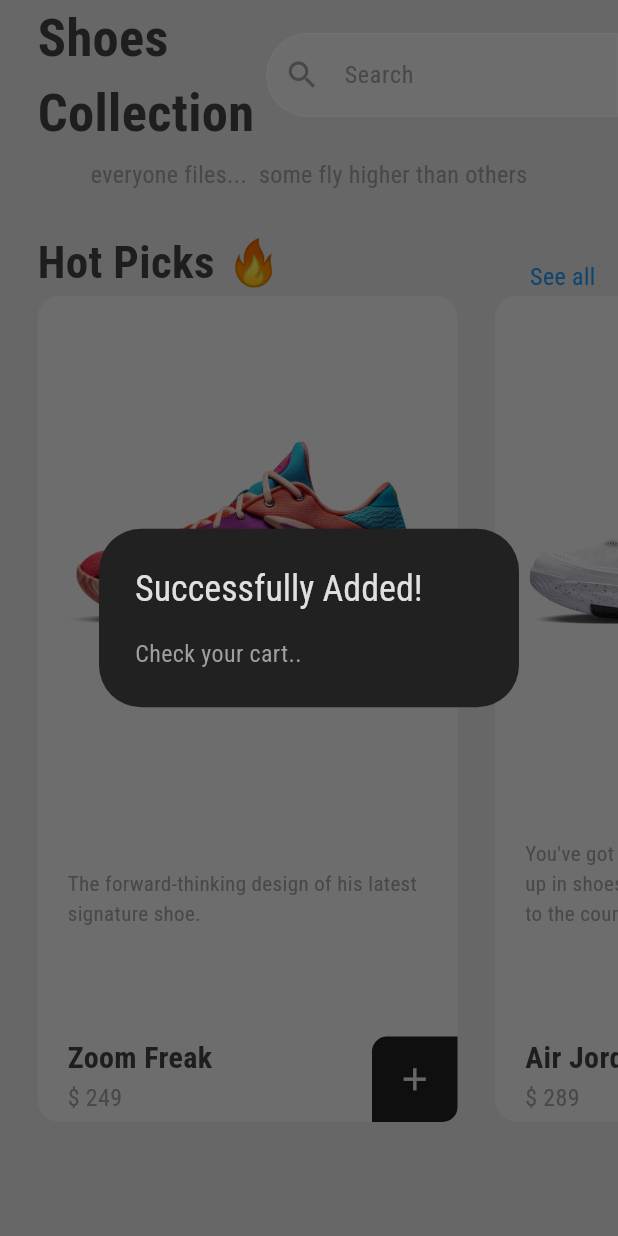
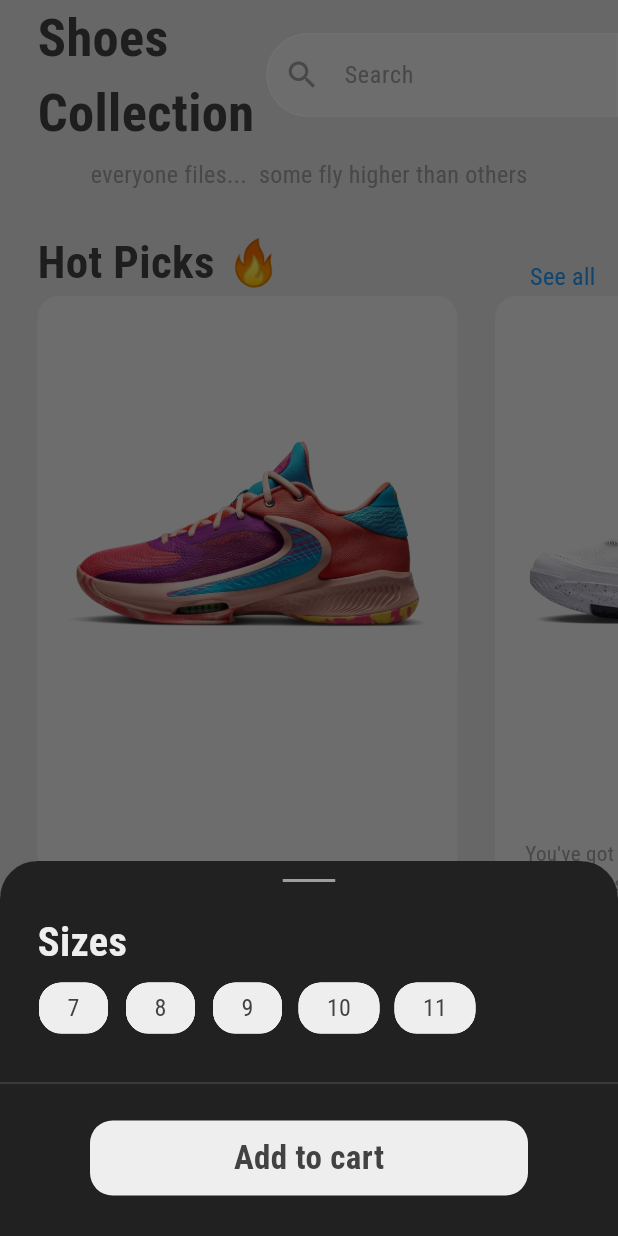
Before and after one commit to AbeerPanwar/E-Commerce-App-Frontend, a Flutter app: the ShopPage widget shown alone on an empty page, opened directly, after a tap on the "add" icon, on a phone screen of 412 x 824 dp. Run offline on Flutter 3.47's test engine with Material 3 defaults, Android fonts, the phone set to English and light mode, and no system bars; our stand-ins replace google_nav_bar.

Commit message:
added a size selection bottom sheet

```diff
--- a/lib/items/cart_tile.dart
+++ b/lib/items/cart_tile.dart
@@ -43,12 +43,26 @@ class _CartTileState extends State<CartTile> {
               color: Colors.grey.shade800,
             ),
           ),
-          subtitle: Text(
-            '\$ ${widget.shoe.price}',
-            style: TextStyle(
-              fontSize: 14,
-              color: Colors.grey.shade500,
-            ),
+          subtitle: Row(
+            children: [
+              Text(
+                '\$ ${widget.shoe.price}',
+                style: TextStyle(
+                  fontSize: 14,
+                  color: Colors.grey.shade500,
+                ),
+              ),
+              SizedBox(
+                width: 30,
+              ),
+              Text(
+                'Size: ${widget.shoe.size}',
+                style: TextStyle(
+                  fontSize: 14,
+                  color: Colors.grey.shade500,
+                ),
+              )
+            ],
           ),
           trailing: IconButton(
             onPressed: () {
--- /dev/null
+++ b/lib/items/size_tile.dart
@@ -0,0 +1,71 @@
+import 'package:e_commerce_app/models/cart.dart';
+import 'package:e_commerce_app/models/shoe.dart';
+import 'package:flutter/material.dart';
+import 'package:provider/provider.dart';
+
+class SizeTile extends StatefulWidget {
+  final Shoe shoe;
+  const SizeTile({
+    super.key,
+    required this.shoe,
+  });
+
+
+  @override
+  State<SizeTile> createState() => _SizeTileState();
+}
+
+class _SizeTileState extends State<SizeTile> {
+
+  final List<String> sizes = ['7','8','9','10','11',];
+  late String selectedSize;
+
+
+  @override
+  void initState() {
+    super.initState();
+    selectedSize = '0';
+  }
+
+  @override
+  Widget build(BuildContext context) {
+    return Consumer<Cart>(builder:(context, value, child) =>  SizedBox(
+      height: 50,
+      child: ListView.builder(
+        scrollDirection: Axis.horizontal,
+        itemCount: sizes.length,
+        itemBuilder:(context, index) {
+          final size = sizes[index];
+          return Padding(
+            padding: const EdgeInsets.only(left: 10),
+            child: GestureDetector(
+              onTap: () {
+                setState(() {
+                  selectedSize = size;
+                  Provider.of<Cart>(context, listen: false).addSize(widget.shoe ,selectedSize);
+                });
+              },
+              child: Chip(
+                padding: EdgeInsets.symmetric(horizontal: 10,),
+                backgroundColor: selectedSize == size? Color.fromRGBO(254, 206, 1, 1) : Colors.grey.shade200,
+                side: BorderSide(
+                  color: selectedSize == size? Color.fromRGBO(254, 206, 1, 1) : Colors.grey.shade200,
+                ),
+                shape: RoundedRectangleBorder(
+                  borderRadius: BorderRadiusGeometry.circular(15),
+                ),
+                label: Text(
+                  size,
+                ),
+                labelStyle: TextStyle(
+                  fontSize: 16,
+                  color: Colors.grey.shade800,
+                ),
+              ),
+            ),
+          );
+        },
+      ),
+    ),);
+  }
+}
--- a/lib/models/cart.dart
+++ b/lib/models/cart.dart
@@ -10,6 +10,7 @@ class Cart extends ChangeNotifier {
         price: '249',
         imagePath: 'assets/images/Zoom freak.jpg',
         imageSize: 300,
+        size: '0',
       ),
       Shoe(
         description: 'You\'ve got the hops and the speed-lace up in shoes that enhance what you bring to the court',
@@ -17,6 +18,7 @@ class Cart extends ChangeNotifier {
         price: '289',
         imagePath: 'assets/images/Air Jordan.jpg',
         imageSize: 280,
+        size: '0',
       ),
       Shoe(
         description: 'A secure midfoot strap is suited for scoring binges and defensive stands, so that you can lock in and keep winning',
@@ -24,6 +26,7 @@ class Cart extends ChangeNotifier {
         price: '299',
         imagePath: 'assets/images/KD Treys.jpg',
         imageSize: 280,
+        size: '0',
       ),
       Shoe(
         description: 'Bouncy cushioning is paired with soft yet supportive foam for responsiveness and smooth heel to toe transition',
@@ -31,6 +34,7 @@ class Cart extends ChangeNotifier {
         price: '329',
         imagePath: 'assets/images/kyrie 6.jpg',
         imageSize: 280,
+        size: '0',
       ),
   ];
 
@@ -44,6 +48,11 @@ class Cart extends ChangeNotifier {
     return shoeCart;
   }
 
+  void addSize(Shoe shoe, String selectedSize){
+    shoe.size = selectedSize;
+    notifyListeners();
+  }
+
   void addCart(Shoe shoe){
     shoeCart.add(shoe);
     notifyListeners();
--- a/lib/models/shoe.dart
+++ b/lib/models/shoe.dart
@@ -3,12 +3,14 @@ class Shoe {
   final String price;
   final String imagePath;
   final String description;
+  String? size;
   final double? imageSize;
 
   Shoe({required this.name,
     required this.price,
     required this.imagePath,
     required this.description,
+    this.size,
     this.imageSize,
   });
 }
--- a/lib/pages/intro_page.dart
+++ b/lib/pages/intro_page.dart
@@ -61,7 +61,7 @@ class IntroPage extends StatelessWidget {
                 ),
               ),
             ),
-          )
+          ),
         ],
       ),
     );
--- a/lib/pages/shop_screen.dart
+++ b/lib/pages/shop_screen.dart
@@ -1,4 +1,5 @@
 import 'package:e_commerce_app/items/shoe_tile.dart';
+import 'package:e_commerce_app/items/size_tile.dart';
 import 'package:e_commerce_app/models/cart.dart';
 import 'package:e_commerce_app/models/shoe.dart';
 import 'package:flutter/material.dart';
@@ -12,6 +13,91 @@ class ShopPage extends StatefulWidget {
 }
 
 class _ShopPageState extends State<ShopPage> {
+
+  void showSelectSheet(Shoe shoe,){
+    showModalBottomSheet(
+      context: context,
+      builder: (BuildContext context) => Container(
+        decoration: BoxDecoration(
+          borderRadius: BorderRadius.only(topLeft: Radius.circular(25), topRight: Radius.circular(25),),
+          color: Colors.grey.shade900,
+        ),
+        height: 250,
+        child: Column(
+          crossAxisAlignment: CrossAxisAlignment.start,
+          children: [
+            Center(
+              child: Padding(
+                padding: const EdgeInsets.only(top: 12),
+                child: Container(
+                  height: 2,
+                  width: 35,
+                  color: Colors.grey.shade500,
+                ),
+              ),
+            ),
+            Padding(
+              padding: const EdgeInsets.only(left: 25, top: 20),
+              child: Text(
+                'Sizes',
+                style: TextStyle(
+                  color: Colors.grey.shade200,
+                  fontSize: 27,
+                  fontWeight: FontWeight.bold,
+                ),
+              ),
+            ),
+            Padding(
+              padding: const EdgeInsets.only(left: 15,),
+              child: SizeTile(shoe: shoe,),
+            ),
+            Divider(
+              height: 50,
+              color: Colors.grey.shade800,
+            ),
+            GestureDetector(
+              onTap: (){
+                if(shoe.size != '0'){
+                  Navigator.pop(context);
+                  addToCart(shoe);
+                }else{
+                  Navigator.pop(context);
+                  ScaffoldMessenger.of(context).showSnackBar(
+                    SnackBar(
+                      content: Text(
+                        'Please select a size'
+                      ),
+                    ),
+                  );
+                }
+              } ,
+              child: Center(
+                child: Container(
+                  width: MediaQuery.sizeOf(context).width - 120,
+                  height: 50,
+                  decoration: BoxDecoration(
+                    color: Colors.grey.shade200,
+                    borderRadius: BorderRadius.all(Radius.circular(15)),
+                  ),
+                  child: Center(
+                    child: Text(
+                      'Add to cart',
+                      style: TextStyle(
+                        color: Colors.grey.shade800,
+                        fontSize: 22,
+                        fontWeight: FontWeight.bold,
+                      ),
+                    ),
+                  ) ,
+                ),
+              ),
+            ),
+          ],
+        ),
+      )
+    );
+
+  }
 
   void addToCart(Shoe shoe){
     Provider.of<Cart>(context, listen: false).addCart(shoe);
@@ -117,12 +203,12 @@ class _ShopPageState extends State<ShopPage> {
         Expanded(
           child: ListView.builder(
             scrollDirection: Axis.horizontal,
-            itemCount: 4,
+            itemCount: value.getShoeShop().length,
             itemBuilder:(context, index) {
               Shoe shoe = value.getShoeShop()[index];
               return ShoeTile(
                 shoe: shoe,
-                onTap: () => addToCart(shoe)
+                onTap: () => showSelectSheet(shoe,)
               );
             },
           ),
```
Also changed, not shown: pubspec.lock.
